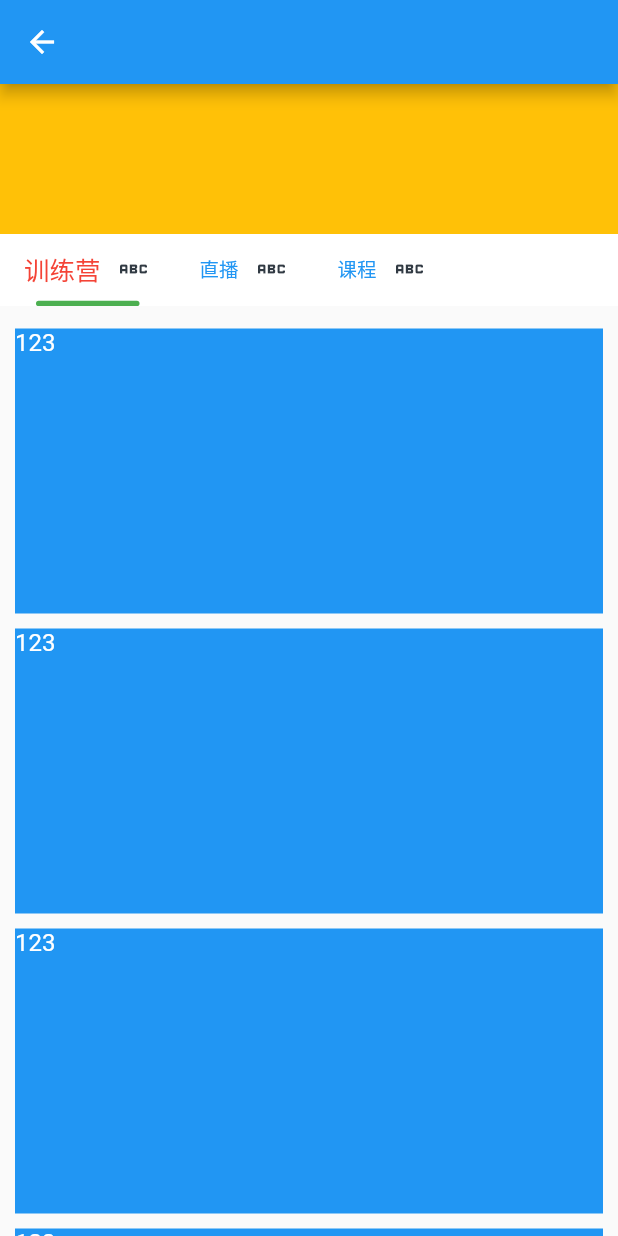
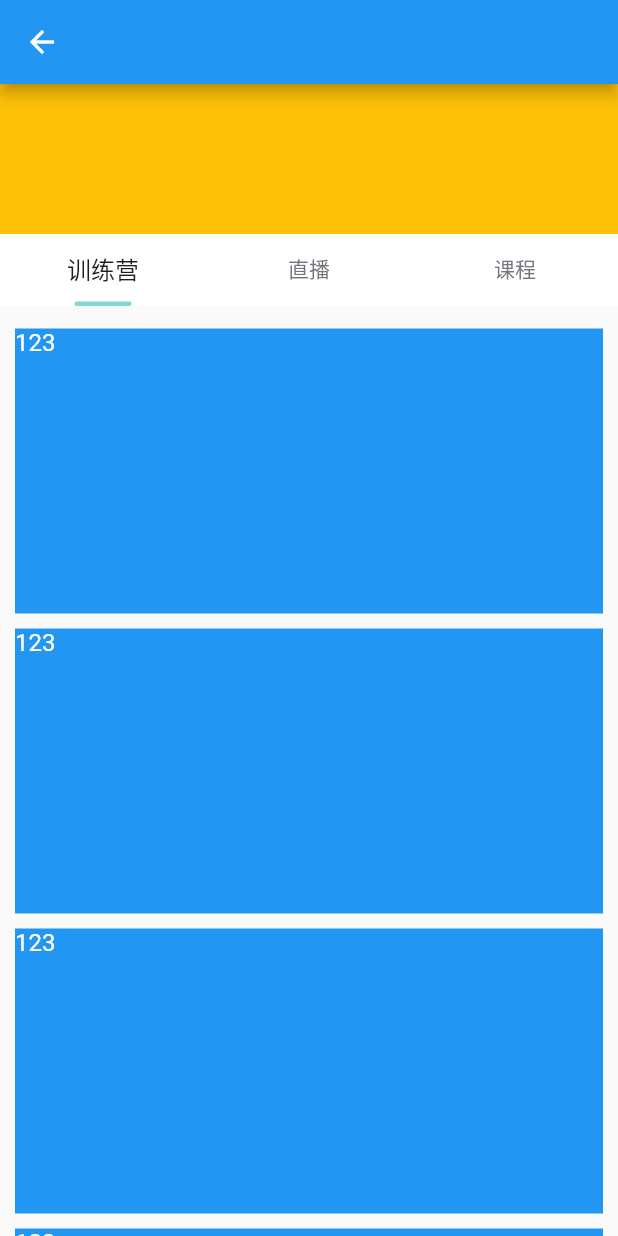
Before and after one commit to zzz1029335886/jui, a Flutter app: the TabBarScrollViewPage screen opened directly, on a phone screen of 412 x 824 dp. Run offline on Flutter 3.47's test engine with Material 2 defaults, Android fonts, the phone set to English and light mode, and no system bars; our stand-ins replace easy_refresh; missing offline and left inert: flutter_picker, jieluoxuan_bundle_base, jui_modal_bottom_sheet; statements that could not run were skipped.

Commit message:
修改两个组件

```diff
--- a/example/lib/common/jui_tabbar_scroll_view_page.dart
+++ b/example/lib/common/jui_tabbar_scroll_view_page.dart
@@ -13,39 +13,37 @@ class _TabBarScrollViewPageState extends State<TabBarScrollViewPage> {
   Widget build(BuildContext context) {
     return Scaffold(
         appBar: AppBar(),
-        body: JUITabBarScrollView(
+        body: JUITabBarScrollView.defaultStyle(
           titles: ['训练营', '直播', '课程'],
-          isScrollable: true,
-          labelColor: Colors.amber,
-          unselectedLabelColor: Colors.black,
-          titleLabelStyle:
-              const TextStyle(fontSize: 16, fontWeight: FontWeight.w500),
-          unselectedTitleLabelStyle: const TextStyle(fontSize: 14),
-          headerTitleWidgetBuilder: (context, title, index, isSelected) {
-            return JUITabBarScrollViewTitle(
-                title: Row(
-              children: [
-                JUIText(
-                  title,
-                  fontSize: isSelected ? 17 : 13,
-                  color: isSelected ? Colors.red : Colors.blue,
-                ),
-                SizedBox(
-                  width: 10,
-                ),
-                JUIButton(
-                  icon: Icons.abc,
-                )
-              ],
-            ));
-          },
+          // isScrollable: true,
+          // labelColor: Colors.amber,
+          // unselectedLabelColor: Colors.black,
+
+          // headerTitleWidgetBuilder: (context, title, index, isSelected) {
+          //   return JUITabBarScrollViewTitle(
+          //       title: Row(
+          //     children: [
+          //       JUIText(
+          //         title,
+          //         fontSize: isSelected ? 17 : 13,
+          //         color: isSelected ? Colors.red : Colors.blue,
+          //       ),
+          //       SizedBox(
+          //         width: 10,
+          //       ),
+          //       JUIButton(
+          //         icon: Icons.abc,
+          //       )
+          //     ],
+          //   ));
+          // },
           topWidgetBuilder: (context) {
             return Container(
               height: 100,
               color: Colors.amber,
             );
           },
-          bodyWidgetBuilder: (context, index) {
+          widgets: List.generate(3, (index) {
             return ListView.builder(
               padding: const EdgeInsets.only(top: 10), //设置padding，避免默认的Padding
               itemExtent: 200,
@@ -64,11 +62,31 @@ class _TabBarScrollViewPageState extends State<TabBarScrollViewPage> {
               },
               itemCount: 20,
             );
-          },
-          underLineBorderSide: BorderSide(
-            width: 3.5,
-            color: Colors.green,
-          ),
+          }),
+          // bodyWidgetBuilder: (context, index) {
+          //   return ListView.builder(
+          //     padding: const EdgeInsets.only(top: 10), //设置padding，避免默认的Padding
+          //     itemExtent: 200,
+          //     itemBuilder: (context, index) {
+          //       return Padding(
+          //         padding: const EdgeInsets.symmetric(vertical: 5),
+          //         child: Container(
+          //           margin: const EdgeInsets.symmetric(horizontal: 10),
+          //           color: Colors.blue,
+          //           child: JUIText(
+          //             '123',
+          //             color: Colors.white,
+          //           ),
+          //         ),
+          //       );
+          //     },
+          //     itemCount: 20,
+          //   );
+          // },
+          // underLineBorderSide: BorderSide(
+          //   width: 3.5,
+          //   color: Colors.green,
+          // ),
         ));
   }
 }
--- a/lib/src/common/jui_tabbar_scroll_view.dart
+++ b/lib/src/common/jui_tabbar_scroll_view.dart
@@ -12,13 +12,14 @@ class JUITabBarScrollViewTitle {
 
 class JUITabBarScrollView extends StatefulWidget {
   final List<String> titles;
+  final List<Widget>? widgets;
   final TextStyle? titleLabelStyle;
   final TextStyle? unselectedTitleLabelStyle;
   final Color? labelColor;
   final Color? unselectedLabelColor;
   final ScrollController? scrollController;
 
-  final IndexedWidgetBuilder bodyWidgetBuilder;
+  final IndexedWidgetBuilder? bodyWidgetBuilder;
   final JUITabBarScrollViewHeaderTitleBuilder? headerTitleWidgetBuilder;
   final WidgetBuilder? topWidgetBuilder;
   final BorderSide underLineBorderSide;
@@ -28,7 +29,8 @@ class JUITabBarScrollView extends StatefulWidget {
 
   const JUITabBarScrollView(
       {required this.titles,
-      required this.bodyWidgetBuilder,
+      this.bodyWidgetBuilder,
+      this.widgets,
       this.scrollController,
       this.headerTitleWidgetBuilder,
       this.labelColor,
@@ -42,6 +44,22 @@ class JUITabBarScrollView extends StatefulWidget {
       this.underIndicatorSize = TabBarIndicatorSize.label,
       this.topWidgetBuilder,
       super.key});
+
+  static Widget defaultStyle(
+      {required List<String> titles,
+      required List<Widget> widgets,
+      ScrollController? scrollController,
+      WidgetBuilder? topWidgetBuilder}) {
+    return JUITabBarScrollView(
+      titleLabelStyle:
+          const TextStyle(fontSize: 16, fontWeight: FontWeight.w500),
+      unselectedTitleLabelStyle: const TextStyle(fontSize: 14),
+      titles: titles,
+      scrollController: scrollController,
+      topWidgetBuilder: topWidgetBuilder,
+      widgets: widgets,
+    );
+  }
 
   @override
   State<JUITabBarScrollView> createState() => _JUITabBarScrollViewState();
@@ -75,9 +93,11 @@ class _JUITabBarScrollViewState extends State<JUITabBarScrollView>
       controller: widget.scrollController,
       body: TabBarView(
           controller: _tabController,
-          children: List.generate(widget.titles.length, (index) {
-            return widget.bodyWidgetBuilder(context, index);
-          })),
+          children: widget.widgets ??
+              List.generate(widget.titles.length, (index) {
+                return widget.bodyWidgetBuilder?.call(context, index) ??
+                    Container();
+              })),
       headerSliverBuilder: (BuildContext context, bool innerBoxIsScrolled) {
         return [
           if (widget.topWidgetBuilder != null)
```
Also changed, not shown: lib/src/common/jui_bottom_sheet.dart (+9 -10 lines).
